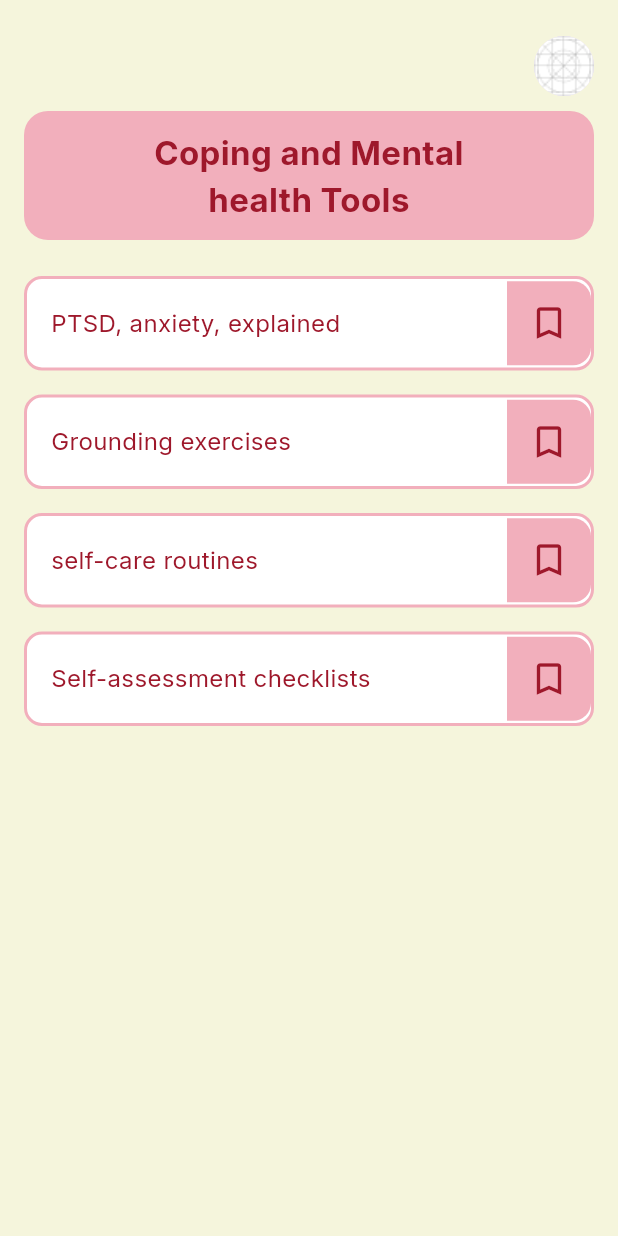
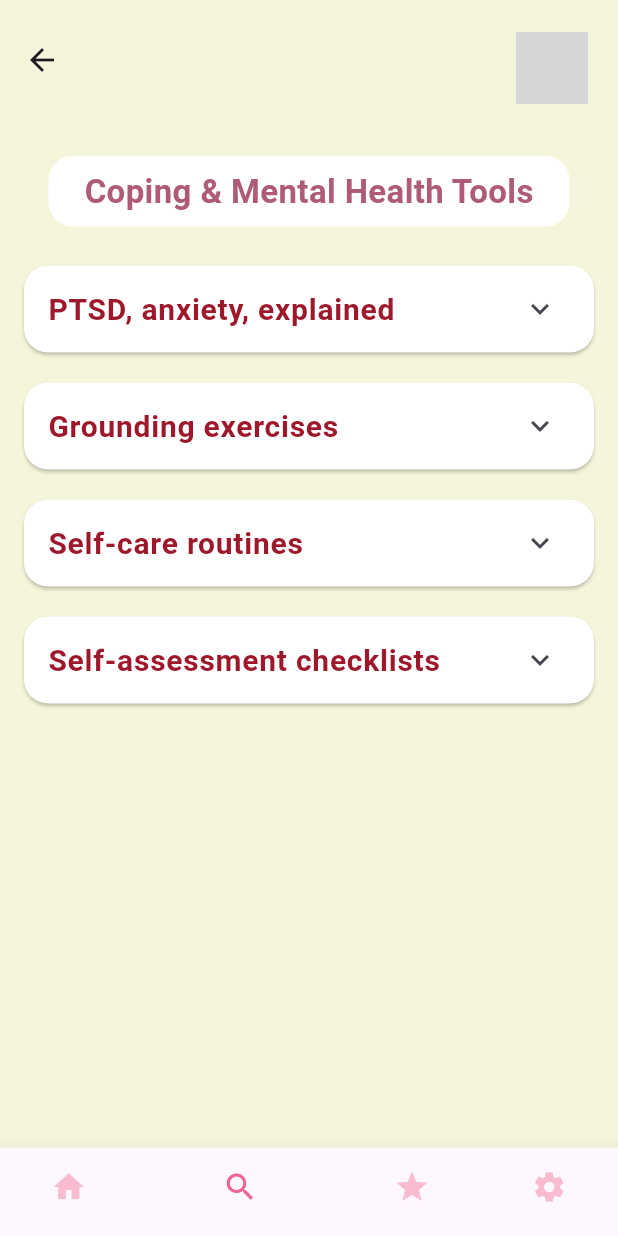
Before and after one commit to Jade-Isimbi/safehaven, a Flutter app: the CopingPage screen opened directly, on a phone screen of 412 x 824 dp. Run offline on Flutter 3.47's test engine with Material 3 defaults, Android fonts, the phone set to English and light mode, and no system bars; our stand-ins replace cloud_firestore, firebase_auth, firebase_core, flutter_rating_bar; accounts and stored records are empty; Roboto replaces fonts that are missing (Kotta One); grey boxes are pictures that could not be loaded.

Commit message:
updated the tool

```diff
--- a/lib/features/coping/presentation/pages/coping_page.dart
+++ b/lib/features/coping/presentation/pages/coping_page.dart
@@ -1,4 +1,88 @@
 import 'package:flutter/material.dart';
+import '../../../../shared/widgets/custom_bottom_navigation_bar.dart';
+
+class CopingTool {
+  final String title;
+  final String content;
+  const CopingTool({required this.title, required this.content});
+}
+
+final List<CopingTool> _tools = [
+  CopingTool(
+    title: 'PTSD, anxiety, explained',
+    content: '''
+Understand what PTSD and anxiety are, and how they affect mental health.
+
+🧠 PTSD (Post-Traumatic Stress Disorder):
+- Can result from traumatic events
+- May cause flashbacks, nightmares, or emotional numbness
+
+🌬️ Anxiety:
+- Feels like racing thoughts, sweating, chest tightness
+- Often linked to stress or fear
+
+✨ Tips to manage:
+- Practice deep breathing and mindfulness
+- Avoid triggers when possible
+- Talk to someone you trust or a professional
+''',
+  ),
+  CopingTool(
+    title: 'Grounding exercises',
+    content: '''
+Grounding techniques help you reconnect with the present moment when feeling overwhelmed.
+
+🖐️ Try the 5-4-3-2-1 Method:
+- 5 things you can SEE
+- 4 things you can TOUCH
+- 3 things you can HEAR
+- 2 things you can SMELL
+- 1 thing you can TASTE
+
+🧘 Additional Grounding Ideas:
+- Hold a cold bottle of water and describe how it feels
+- Name every object in the room out loud
+- Take 10 slow, deep breaths
+''',
+  ),
+  CopingTool(
+    title: 'Self-care routines',
+    content: '''
+Self-care helps you stay mentally and emotionally balanced.
+
+🌅 Morning Routine Ideas:
+- Drink a glass of water
+- Stretch or take a short walk
+- Set one small goal for the day
+
+🌙 Evening Routine Ideas:
+- Unplug from screens 30 mins before bed
+- Write 3 things you're grateful for
+- Listen to calming music
+
+💡 Pro Tip:
+Your routine can be small — consistency is more important than perfection.
+''',
+  ),
+  CopingTool(
+    title: 'Self-assessment checklists',
+    content: '''
+Use this checklist to check in with yourself regularly:
+
+✅ Daily Check-in:
+- How am I feeling emotionally? (Happy, stressed, tired?)
+- How did I sleep last night?
+- Am I eating regularly?
+
+📋 Weekly Reflections:
+- What was one good moment this week?
+- What drained me the most?
+- What do I need to feel better?
+
+🧭 Self-awareness is the first step toward self-care. No pressure — just honesty.
+''',
+  ),
+];
 
 class CopingPage extends StatefulWidget {
   const CopingPage({Key? key}) : super(key: key);
@@ -8,166 +92,94 @@ class CopingPage extends StatefulWidget {
 }
 
 class _CopingPageState extends State<CopingPage> {
-  final List<_CopingTool> _tools = [
-    _CopingTool(
-      title: 'PTSD, anxiety, explained',
-      content: 'Learn about PTSD and anxiety, their symptoms, and how to manage them.\n\nTips:\n- Practice mindfulness\n- Seek support\n- Maintain a healthy routine',
-    ),
-    _CopingTool(
-      title: 'Grounding exercises',
-      content: 'Grounding exercises help you stay present.\n\nTry this:\n- 5 things you can see\n- 4 things you can touch\n- 3 things you can hear\n- 2 things you can smell\n- 1 thing you can taste',
-    ),
-    _CopingTool(
-      title: 'self-care routines',
-      content: 'Self-care is essential for mental health.\n\nIdeas:\n- Take a walk\n- Journal your thoughts\n- Listen to music\n- Connect with friends',
-    ),
-    _CopingTool(
-      title: 'Self-assessment checklists',
-      content: 'Check in with yourself regularly.\n\nChecklist:\n- How am I feeling today?\n- What do I need right now?\n- Who can I reach out to for support?',
-    ),
-  ];
-
-  final Set<int> _bookmarked = {};
-
-  void _toggleBookmark(int index) {
-    setState(() {
-      if (_bookmarked.contains(index)) {
-        _bookmarked.remove(index);
-      } else {
-        _bookmarked.add(index);
-      }
-    });
-  }
-
-  void _openTool(BuildContext context, _CopingTool tool) {
-    showDialog(
-      context: context,
-      builder: (context) => AlertDialog(
-        title: Text(tool.title, style: const TextStyle(fontFamily: 'Inter', fontWeight: FontWeight.bold)),
-        content: Text(tool.content, style: const TextStyle(fontFamily: 'Inter')),
-        actions: [
-          TextButton(
-            onPressed: () => Navigator.of(context).pop(),
-            child: const Text('Close'),
-          ),
-        ],
-      ),
-    );
-  }
-
   @override
   Widget build(BuildContext context) {
     return Scaffold(
       backgroundColor: const Color(0xFFF5F5DC),
-      body: SafeArea(
-        child: Column(
-          children: [
+      appBar: AppBar(
+        backgroundColor: Colors.transparent,
+        elevation: 0,
+        toolbarHeight: 80,
+        actions: [
           Padding(
-              padding: const EdgeInsets.only(top: 24.0, left: 16, right: 16),
-              child: Row(
-                mainAxisAlignment: MainAxisAlignment.end,
-                children: [
-                  CircleAvatar(
-                    radius: 20,
-                    backgroundImage: AssetImage('assets/images/app_icon.png'),
+            padding: const EdgeInsets.only(right: 20, top: 10),
+            child: CircleAvatar(
+              radius: 24,
+              backgroundImage: AssetImage('assets/profile.png'),
+            ),
           ),
         ],
       ),
-            ),
-            const SizedBox(height: 10),
+      body: SafeArea(
+        child: Column(
+          crossAxisAlignment: CrossAxisAlignment.start,
+          children: [
             Padding(
-              padding: const EdgeInsets.symmetric(horizontal: 16.0),
+              padding: const EdgeInsets.fromLTRB(16, 24, 16, 8),
+              child: Center(
                 child: Container(
-                width: double.infinity,
-                padding: const EdgeInsets.symmetric(vertical: 12),
+                  padding: const EdgeInsets.symmetric(vertical: 8, horizontal: 24),
                   decoration: BoxDecoration(
-                  color: Color(0xFFF2AFBC),
+                    color: Colors.white,
                     borderRadius: BorderRadius.circular(16),
                   ),
-                child: const Center(
-                  child: Text(
-                    'Coping and Mental\nhealth Tools',
-                    textAlign: TextAlign.center,
+                  child: const Text(
+                    'Coping & Mental Health Tools',
                     style: TextStyle(
-                      fontFamily: 'Inter',
+                      color: Color(0xFFB05A7A),
+                      fontSize: 22,
                       fontWeight: FontWeight.bold,
-                      fontSize: 22,
-                      color: Color(0xFF9E182B),
+                      fontFamily: 'Kotta One',
                     ),
                   ),
                 ),
               ),
             ),
-            const SizedBox(height: 24),
+            const SizedBox(height: 8),
             Expanded(
-              child: ListView.separated(
+              child: ListView.builder(
                 padding: const EdgeInsets.symmetric(horizontal: 16),
                 itemCount: _tools.length,
-                separatorBuilder: (_, __) => const SizedBox(height: 16),
                 itemBuilder: (context, index) {
                   final tool = _tools[index];
-                  final isBookmarked = _bookmarked.contains(index);
-                  return GestureDetector(
-                    onTap: () => _openTool(context, tool),
-                    child: Container(
-                      decoration: BoxDecoration(
+                  return Card(
                     color: Colors.white,
-                        borderRadius: BorderRadius.circular(12),
-                        border: Border.all(color: Color(0xFFF2AFBC), width: 2),
+                    margin: const EdgeInsets.symmetric(vertical: 10),
+                    shape: RoundedRectangleBorder(
+                      borderRadius: BorderRadius.circular(16),
                     ),
-                      child: Row(
+                    child: ExpansionTile(
+                      title: Text(
+                        tool.title,
+                        style: const TextStyle(
+                          fontFamily: 'Kotta One',
+                          fontSize: 20,
+                          color: Color(0xFF9E182B),
+                          fontWeight: FontWeight.bold,
+                        ),
+                      ),
                       children: [
-                          Expanded(
-                            child: Padding(
-                              padding: const EdgeInsets.symmetric(vertical: 18.0, horizontal: 16),
+                        Padding(
+                          padding: const EdgeInsets.all(16.0),
                           child: Text(
-                                tool.title,
+                            tool.content,
                             style: const TextStyle(
                               fontFamily: 'Inter',
                               fontSize: 16,
-                                  color: Color(0xFF9E182B),
+                              color: Color(0xFF333333),
                             ),
                           ),
                         ),
+                      ],
                     ),
-                          Container(
-                            height: 56,
-                            width: 56,
-                            decoration: BoxDecoration(
-                              color: Color(0xFFF2AFBC),
-                              borderRadius: const BorderRadius.only(
-                                topRight: Radius.circular(12),
-                                bottomRight: Radius.circular(12),
-                              ),
-                            ),
-                            child: IconButton(
-                              icon: Icon(
-                                isBookmarked ? Icons.bookmark : Icons.bookmark_border,
-                                color: isBookmarked ? Color(0xFF9E182B) : Color(0xFF9E182B),
-                                size: 28,
-                              ),
-                              onPressed: () => _toggleBookmark(index),
-                              tooltip: isBookmarked ? 'Remove Bookmark' : 'Bookmark',
+                  );
+                },
               ),
             ),
           ],
         ),
       ),
-                  );
-                },
-              ),
-            ),
-            // Bottom navigation bar placeholder (if needed)
-            // ...
-          ],
-        ),
-      ),
+      bottomNavigationBar: CustomBottomNavigationBar(currentIndex: 1),
     );
   }
 }
-
-class _CopingTool {
-  final String title;
-  final String content;
-  _CopingTool({required this.title, required this.content});
-}
```
Lines whose indentation alone changed are shown as unchanged.
